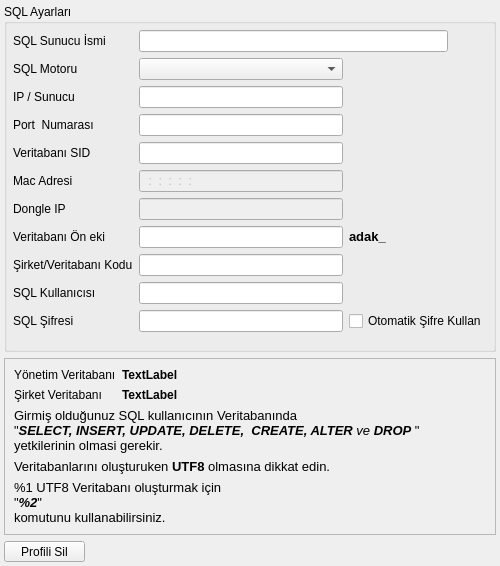
Before: the Qt Designer form LOGIN/yeni_sunucu_tanimlama_batch.ui in adakteknoloji/FRAMEWORK, drawn with Qt 5.
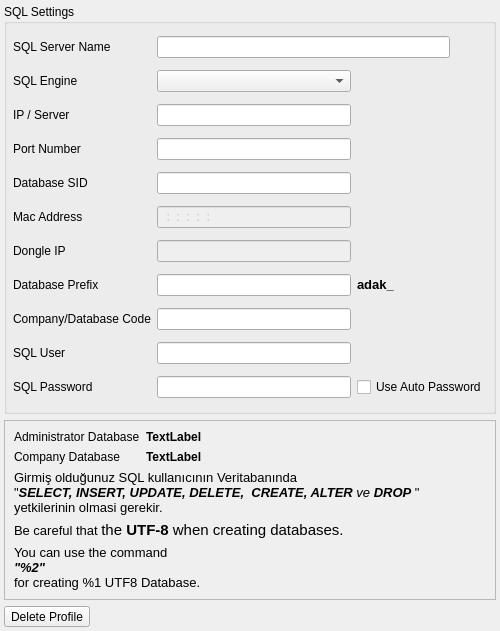
After: the same form once the commit is applied.

The edit to the form file:
```diff
--- a/LOGIN/yeni_sunucu_tanimlama_batch.ui
+++ b/LOGIN/yeni_sunucu_tanimlama_batch.ui
@@ -7,7 +7,7 @@
     <x>0</x>
     <y>0</y>
     <width>500</width>
-    <height>566</height>
+    <height>631</height>
    </rect>
   </property>
   <property name="sizePolicy">
@@ -24,7 +24,7 @@
     <number>4</number>
    </property>
    <property name="horizontalSpacing">
-    <number>-1</number>
+    <number>6</number>
    </property>
    <item row="0" column="0">
     <widget class="QGroupBox" name="groupBox_sql_bilgileri">
@@ -35,9 +35,9 @@
       </sizepolicy>
      </property>
      <property name="title">
-      <string>SQL Ayarları</string>
+      <string>SQL Settings</string>
      </property>
-     <layout class="QGridLayout" name="gridLayout" rowstretch="1,1,1,1,0,1,1,1,1,1,1,1,1" columnstretch="1,18,6,2">
+     <layout class="QGridLayout" name="gridLayout" rowstretch="1,1,1,1,0,1,1,1,1,1,1" columnstretch="1,18,6,2">
       <property name="margin">
        <number>6</number>
       </property>
@@ -50,7 +50,7 @@
          </sizepolicy>
         </property>
         <property name="text">
-         <string>SQL Sunucu İsmi</string>
+         <string>SQL Server Name</string>
         </property>
        </widget>
       </item>
@@ -73,7 +73,7 @@
          </sizepolicy>
         </property>
         <property name="text">
-         <string>SQL Motoru  </string>
+         <string>SQL Engine  </string>
         </property>
        </widget>
       </item>
@@ -96,7 +96,7 @@
          </sizepolicy>
         </property>
         <property name="text">
-         <string>IP / Sunucu</string>
+         <string>IP / Server</string>
         </property>
        </widget>
       </item>
@@ -131,7 +131,7 @@
          </sizepolicy>
         </property>
         <property name="text">
-         <string>Port  Numarası </string>
+         <string>Port Number</string>
         </property>
        </widget>
       </item>
@@ -172,7 +172,7 @@
          </sizepolicy>
         </property>
         <property name="text">
-         <string>Veritabanı SID</string>
+         <string>Database SID</string>
         </property>
        </widget>
       </item>
@@ -188,7 +188,7 @@
          </sizepolicy>
         </property>
         <property name="text">
-         <string>Veritabanı Ön eki </string>
+         <string>Database Prefix</string>
         </property>
        </widget>
       </item>
@@ -208,7 +208,7 @@
          </sizepolicy>
         </property>
         <property name="text">
-         <string>Şirket/Veritabanı Kodu</string>
+         <string>Company/Database Code</string>
         </property>
        </widget>
       </item>
@@ -224,7 +224,7 @@
          </sizepolicy>
         </property>
         <property name="text">
-         <string>SQL Kullanıcısı    </string>
+         <string>SQL User   </string>
         </property>
        </widget>
       </item>
@@ -244,7 +244,7 @@
          </sizepolicy>
         </property>
         <property name="text">
-         <string>SQL Şifresi</string>
+         <string>SQL Password</string>
         </property>
        </widget>
       </item>
@@ -301,7 +301,7 @@
          </sizepolicy>
         </property>
         <property name="text">
-         <string>Mac Adresi</string>
+         <string>Mac Address</string>
         </property>
        </widget>
       </item>
@@ -386,7 +386,7 @@
       <item row="10" column="2" colspan="2">
        <widget class="QCheckBox" name="checkBox_otomatik_sifre">
         <property name="text">
-         <string>Otomatik Şifre Kullan</string>
+         <string>Use Auto Password</string>
         </property>
        </widget>
       </item>
@@ -404,7 +404,7 @@
         </sizepolicy>
        </property>
        <property name="text">
-        <string>Profili Sil</string>
+        <string>Delete Profile</string>
        </property>
       </widget>
      </item>
@@ -447,7 +447,7 @@
      <property name="frameShadow">
       <enum>QFrame::Raised</enum>
      </property>
-     <layout class="QGridLayout" name="gridLayout_3" rowstretch="1,1,1,1,1,1,1,1,1">
+     <layout class="QGridLayout" name="gridLayout_3" rowstretch="1,1,1,1,1,1,1">
       <item row="2" column="0" rowspan="2" colspan="2">
        <widget class="QLabel" name="label_uyari_1">
         <property name="sizePolicy">
@@ -473,8 +473,8 @@
          <string>&lt;!DOCTYPE HTML PUBLIC &quot;-//W3C//DTD HTML 4.0//EN&quot; &quot;http://www.w3.org/TR/REC-html40/strict.dtd&quot;&gt;
 &lt;html&gt;&lt;head&gt;&lt;meta name=&quot;qrichtext&quot; content=&quot;1&quot; /&gt;&lt;style type=&quot;text/css&quot;&gt;
 p, li { white-space: pre-wrap; }
-&lt;/style&gt;&lt;/head&gt;&lt;body style=&quot; font-family:'Sans Serif'; font-size:10pt; font-weight:400; font-style:normal;&quot;&gt;
-&lt;p style=&quot; margin-top:0px; margin-bottom:0px; margin-left:0px; margin-right:0px; -qt-block-indent:0; text-indent:0px;&quot;&gt;Veritabanlarını oluşturuken &lt;span style=&quot; font-weight:600;&quot;&gt;UTF8&lt;/span&gt; olmasına dikkat edin.&lt;/p&gt;&lt;/body&gt;&lt;/html&gt;</string>
+&lt;/style&gt;&lt;/head&gt;&lt;body style=&quot; font-family:'Ubuntu'; font-size:11pt; font-weight:400; font-style:normal;&quot;&gt;
+&lt;p style=&quot; margin-top:0px; margin-bottom:0px; margin-left:0px; margin-right:0px; -qt-block-indent:0; text-indent:0px;&quot;&gt;&lt;span style=&quot; font-family:'Sans Serif'; font-size:10pt;&quot;&gt;Be careful that &lt;/span&gt;&lt;a name=&quot;result_box&quot;&gt;&lt;/a&gt;the &lt;span style=&quot; font-weight:600;&quot;&gt;UTF-8&lt;/span&gt; when creating databases.&lt;/p&gt;&lt;/body&gt;&lt;/html&gt;</string>
         </property>
        </widget>
       </item>
@@ -490,8 +490,10 @@
          <string>&lt;!DOCTYPE HTML PUBLIC &quot;-//W3C//DTD HTML 4.0//EN&quot; &quot;http://www.w3.org/TR/REC-html40/strict.dtd&quot;&gt;
 &lt;html&gt;&lt;head&gt;&lt;meta name=&quot;qrichtext&quot; content=&quot;1&quot; /&gt;&lt;style type=&quot;text/css&quot;&gt;
 p, li { white-space: pre-wrap; }
-&lt;/style&gt;&lt;/head&gt;&lt;body style=&quot; font-family:'Sans Serif'; font-size:10pt; font-weight:400; font-style:normal;&quot;&gt;
-&lt;p style=&quot; margin-top:0px; margin-bottom:0px; margin-left:0px; margin-right:0px; -qt-block-indent:0; text-indent:0px;&quot;&gt;%1 UTF8 Veritabanı oluşturmak için &lt;br /&gt;&amp;quot;&lt;span style=&quot; font-weight:600; font-style:italic;&quot;&gt;%2&lt;/span&gt;&amp;quot; &lt;br /&gt;komutunu kullanabilirsiniz.&lt;/p&gt;&lt;/body&gt;&lt;/html&gt;</string>
+&lt;/style&gt;&lt;/head&gt;&lt;body style=&quot; font-family:'Ubuntu'; font-size:11pt; font-weight:400; font-style:normal;&quot;&gt;
+&lt;p style=&quot; margin-top:0px; margin-bottom:0px; margin-left:0px; margin-right:0px; -qt-block-indent:0; text-indent:0px;&quot;&gt;&lt;span style=&quot; font-family:'Sans Serif'; font-size:10pt;&quot;&gt;You can use the command&lt;/span&gt;&lt;/p&gt;
+&lt;p style=&quot; margin-top:0px; margin-bottom:0px; margin-left:0px; margin-right:0px; -qt-block-indent:0; text-indent:0px;&quot;&gt;&lt;span style=&quot; font-family:'Sans Serif'; font-size:10pt; font-weight:600; font-style:italic;&quot;&gt;&amp;quot;%2&amp;quot; &lt;/span&gt;&lt;/p&gt;
+&lt;p style=&quot; margin-top:0px; margin-bottom:0px; margin-left:0px; margin-right:0px; -qt-block-indent:0; text-indent:0px;&quot;&gt;&lt;span style=&quot; font-family:'Sans Serif'; font-size:10pt;&quot;&gt;for creating %1 UTF8 Database.&lt;/span&gt;&lt;/p&gt;&lt;/body&gt;&lt;/html&gt;</string>
         </property>
        </widget>
       </item>
@@ -504,7 +506,7 @@
          </sizepolicy>
         </property>
         <property name="text">
-         <string>Yönetim Veritabanı</string>
+         <string>Administrator Database</string>
         </property>
        </widget>
       </item>
@@ -536,7 +538,7 @@
          </sizepolicy>
         </property>
         <property name="text">
-         <string>Şirket Veritabanı</string>
+         <string>Company Database</string>
         </property>
        </widget>
       </item>
```
